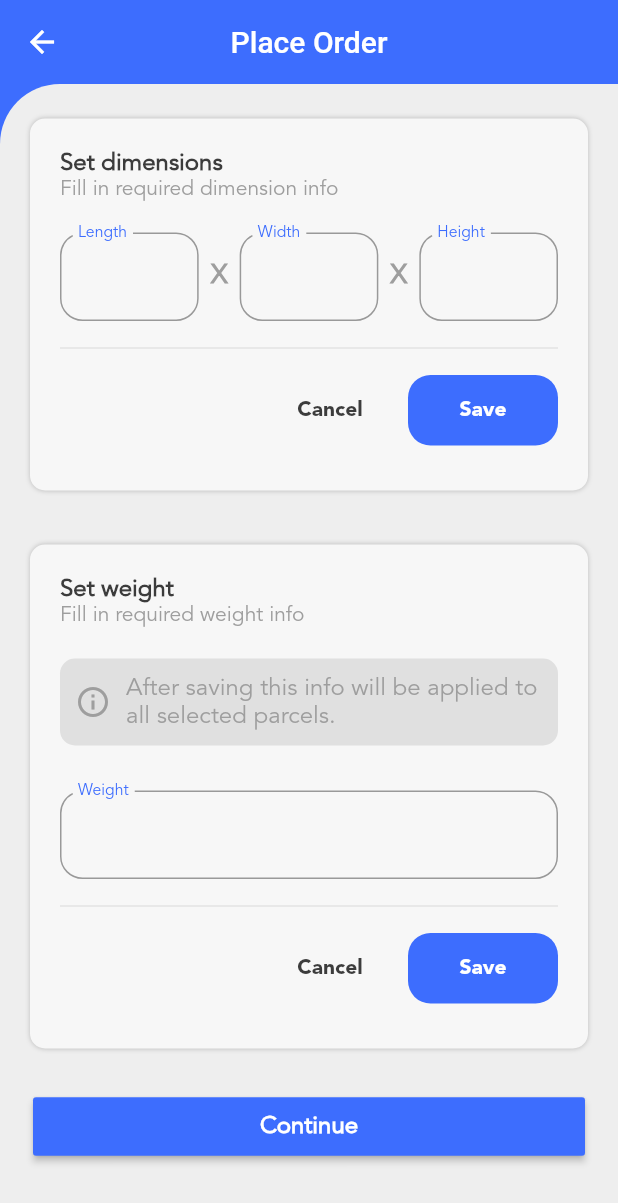
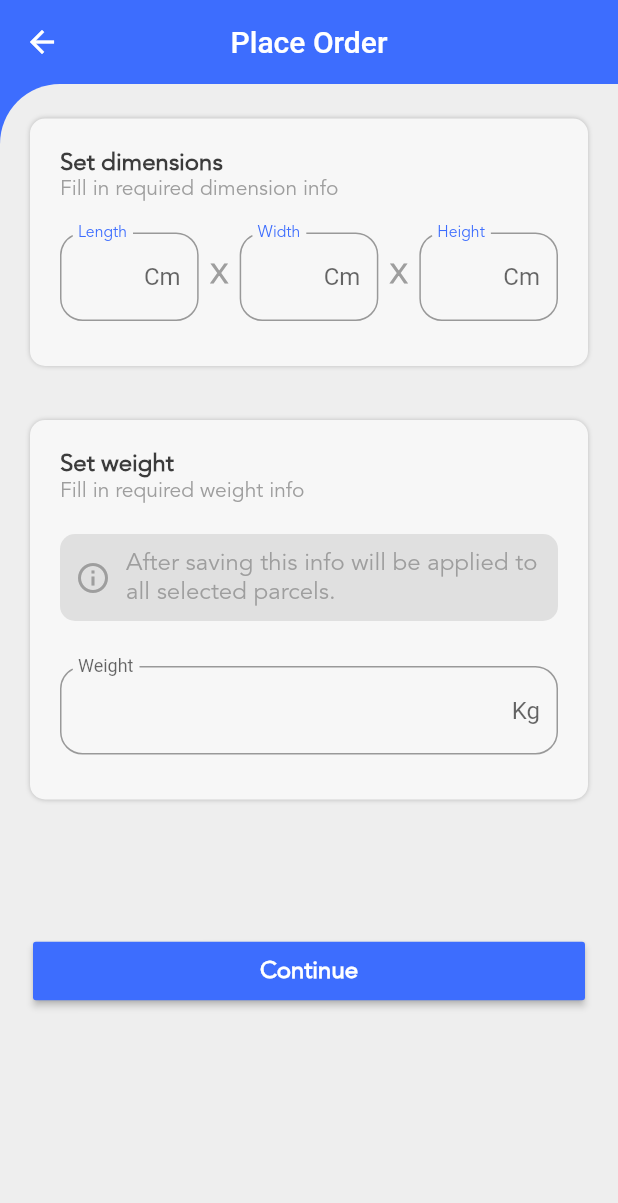
Before and after one commit to dexzter07/webingo, a Flutter app: the DescriptionPage screen opened directly, on a phone screen of 412 x 824 dp. Shown: the top 1203 px of the screen. Run offline on Flutter 3.47's test engine with Material 2 defaults, Android fonts, the phone set to English and light mode, and no system bars; our stand-ins replace cloud_firestore, firebase_auth, firebase_core, flutter_svg, form_field_validator, get and 3 more; accounts and stored records are empty.

Commit message:
small changes

```diff
--- a/lib/database_manager/database_manager.dart
+++ b/lib/database_manager/database_manager.dart
@@ -33,6 +33,7 @@ class DatabaseManager {
       'hsCode':hsCode,
       'date':date,
       'time':time,
+      'uid':uid
     });
   }
 }
--- a/lib/main.dart
+++ b/lib/main.dart
@@ -1,16 +1,18 @@
+import 'package:firebase_auth/firebase_auth.dart';
 import 'package:firebase_core/firebase_core.dart';
 import 'package:flutter/material.dart';
 import 'package:get/get_navigation/src/root/get_material_app.dart';
-import 'package:webingo/views/auth/sign_in.dart';
-import 'package:webingo/views/auth/sign_up.dart';
 import 'package:webingo/views/main_page.dart';
 import 'package:webingo/views/welcome_screen.dart';
+
 
 void main() async {
   WidgetsFlutterBinding.ensureInitialized();
   await Firebase.initializeApp();
-  runApp(const GetMaterialApp(
+  runApp(GetMaterialApp(
     debugShowCheckedModeBanner: false,
-    home: HomePage(),
+    home: FirebaseAuth.instance.currentUser == null
+        ? const HomePage()
+        : const MainPage(),
   ));
 }
--- a/lib/views/description_page.dart
+++ b/lib/views/description_page.dart
@@ -67,6 +67,7 @@ class _DescriptionPageState extends State<DescriptionPage> {
                                   validator: RequiredValidator(errorText: 'Empty'),
                                   keyboardType: TextInputType.number,
                                   decoration: InputDecoration(
+                                    suffixText: 'Cm',
                                     floatingLabelBehavior:FloatingLabelBehavior.always,
                                     floatingLabelStyle: CustomTextStyle.smallTextStyle1(color: AppColors.primaryButtonColor),
                                     border: OutlineInputBorder(
@@ -97,6 +98,7 @@ class _DescriptionPageState extends State<DescriptionPage> {
                                   validator: RequiredValidator(errorText: 'Empty'),
                                   keyboardType: TextInputType.number,
                                   decoration: InputDecoration(
+                                    suffixText: 'Cm',
                                     floatingLabelBehavior:FloatingLabelBehavior.always,
                                     floatingLabelStyle: CustomTextStyle.smallTextStyle1(color: AppColors.primaryButtonColor),
                                     border: OutlineInputBorder(
@@ -127,6 +129,7 @@ class _DescriptionPageState extends State<DescriptionPage> {
                                   validator: RequiredValidator(errorText: 'Empty'),
                                   keyboardType: TextInputType.number,
                                   decoration: InputDecoration(
+                                    suffixText: 'Cm',
                                     floatingLabelBehavior:FloatingLabelBehavior.always,
                                     floatingLabelStyle: CustomTextStyle.smallTextStyle1(color: AppColors.primaryButtonColor),
                                     border: OutlineInputBorder(
@@ -153,19 +156,6 @@ class _DescriptionPageState extends State<DescriptionPage> {
                             ],
                           ),
                           const SizedBox(height: 10,),
-                          const Divider(),
-                          Row(
-                            children: [
-                              const Spacer(),
-                              TextButton(onPressed: (){},
-                                  child: Text("Cancel",style: CustomTextStyle.smallBoldTextStyle1(color: AppColors.secondaryColor),)),
-                              const SizedBox(width: 20,),
-                              CustomButton(
-                                  borderRadius: BorderRadius.circular(15),
-                                  title: "Save", color: AppColors.primaryButtonColor, onTap: (){}),
-                            ],
-                          ),
-
 
                         ],
                       ),
@@ -212,8 +202,8 @@ class _DescriptionPageState extends State<DescriptionPage> {
                             validator: RequiredValidator(errorText: 'Empty'),
                             keyboardType: TextInputType.number,
                             decoration: InputDecoration(
+                              suffixText: 'Kg',
                               floatingLabelBehavior:FloatingLabelBehavior.always,
-                              floatingLabelStyle: CustomTextStyle.smallTextStyle1(color: AppColors.primaryButtonColor),
                               border: OutlineInputBorder(
                                 borderRadius: BorderRadius.circular(15),
                                 borderSide: const BorderSide(width: 1, color: AppColors.disableButtonColor),
@@ -230,24 +220,13 @@ class _DescriptionPageState extends State<DescriptionPage> {
                             ),
                           ),
                           const SizedBox(height: 10,),
-                          const Divider(),
-                          Row(
-                            children: [
-                              const Spacer(),
-                              TextButton(onPressed: (){},
-                                  child: Text("Cancel",style: CustomTextStyle.smallBoldTextStyle1(color: AppColors.secondaryColor),)),
-                              const SizedBox(width: 20,),
-                              CustomButton(
-                                  borderRadius: BorderRadius.circular(15),
-                                  title: "Save", color: AppColors.primaryButtonColor, onTap: (){}),
-                            ],
-                          ),
+
 
 
                         ],
                       ),
                     ),
-                    const SizedBox(height: 20),
+                    SizedBox(height: Get.height * 0.1),
                     Container(
                       margin: const EdgeInsets.symmetric(horizontal: 10),
                       child: MaterialButton(
```
